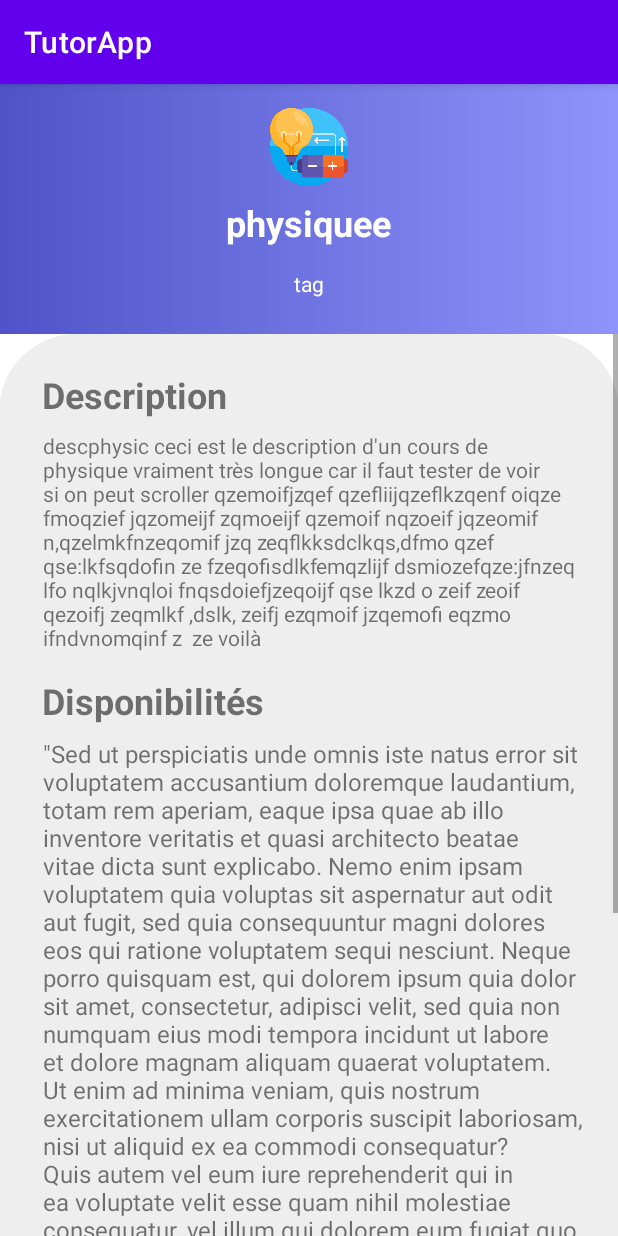
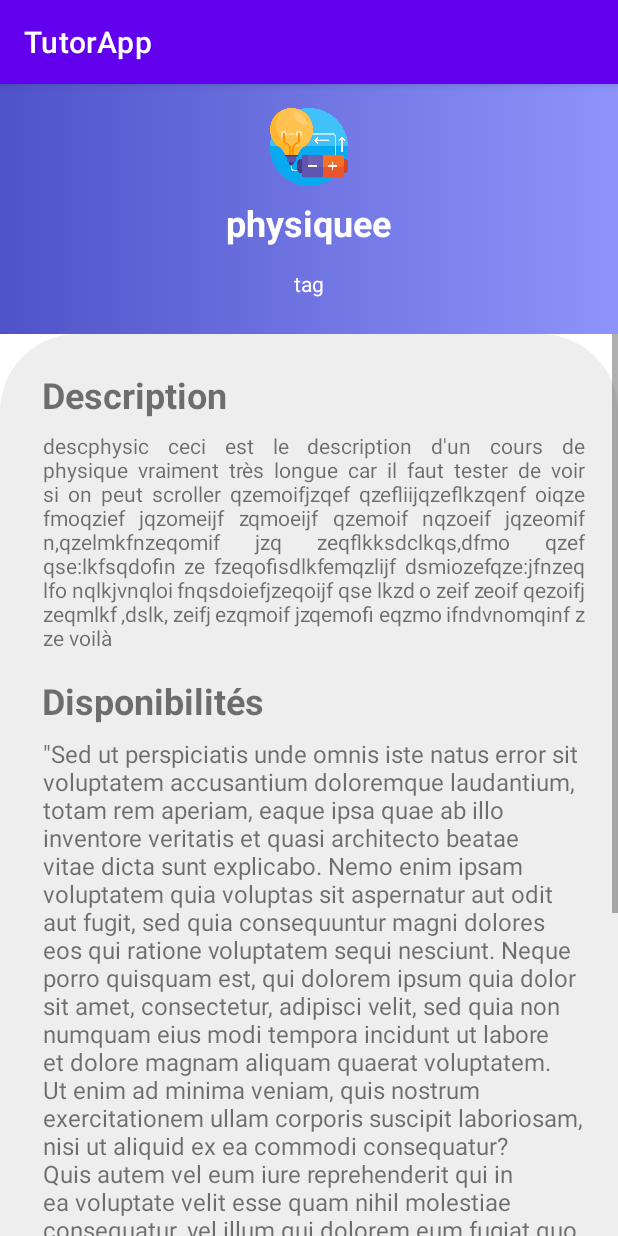
Before and after one commit to toma-demagn/Incoming, an Android app: the screen it shows after launch (ShowAd), after a tap on "physiquee", on a phone screen of 412 x 824 dp. Run offline under Robolectric (Android 15) with nearby library versions, the phone set to English and light mode, and no system bars; our stand-ins replace navigation-ui; network calls fail.

```diff
--- a/app/src/main/res/layout/activity_show_ad.xml
+++ b/app/src/main/res/layout/activity_show_ad.xml
@@ -51,7 +51,7 @@
         app:layout_constraintTop_toBottomOf="@+id/textView9" />
 
     <ScrollView
-        android:layout_width="413dp"
+        android:layout_width="match_parent"
         android:layout_weight="1"
         android:layout_marginTop="24dp"
         android:layout_height="0dp"
@@ -89,6 +89,7 @@
                 android:layout_marginStart="28dp"
                 android:layout_marginTop="8dp"
                 android:layout_marginEnd="21dp"
+                android:justificationMode="inter_word"
                 android:text="TextView"
                 app:layout_constraintEnd_toEndOf="parent"
                 app:layout_constraintStart_toStartOf="parent"
```
